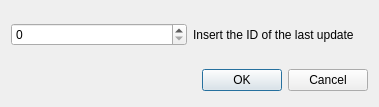
doublebyte1/app_solution, file conf_app/frmLU.ui: the form before one commit.
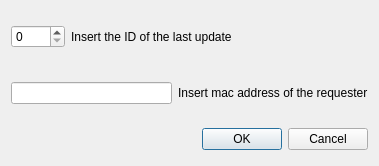
The form after the commit.

Commit message: -Added UI for requesting  mac address during Master patch dumps -Refactored code for ignoring the changes related to the given mac address

What changed in the file:
```diff
--- a/conf_app/frmLU.ui
+++ b/conf_app/frmLU.ui
@@ -7,7 +7,7 @@
     <x>0</x>
     <y>0</y>
     <width>379</width>
-    <height>107</height>
+    <height>166</height>
    </rect>
   </property>
   <property name="windowTitle">
@@ -42,9 +42,39 @@
        </property>
       </widget>
      </item>
+     <item>
+      <spacer name="horizontalSpacer">
+       <property name="orientation">
+        <enum>Qt::Horizontal</enum>
+       </property>
+       <property name="sizeHint" stdset="0">
+        <size>
+         <width>40</width>
+         <height>20</height>
+        </size>
+       </property>
+      </spacer>
+     </item>
     </layout>
    </item>
    <item row="1" column="0">
+    <layout class="QHBoxLayout" name="horizontalLayout_2">
+     <item>
+      <widget class="QLineEdit" name="lineEdit"/>
+     </item>
+     <item>
+      <widget class="QLabel" name="label_2">
+       <property name="text">
+        <string>Insert mac address of the requester</string>
+       </property>
+       <property name="buddy">
+        <cstring>lineEdit</cstring>
+       </property>
+      </widget>
+     </item>
+    </layout>
+   </item>
+   <item row="2" column="0">
     <layout class="QHBoxLayout">
      <property name="spacing">
       <number>6</number>
```
Left out of the diff: 20 changed lines with no effect on the pictures. The commit also changes 33 other files.
